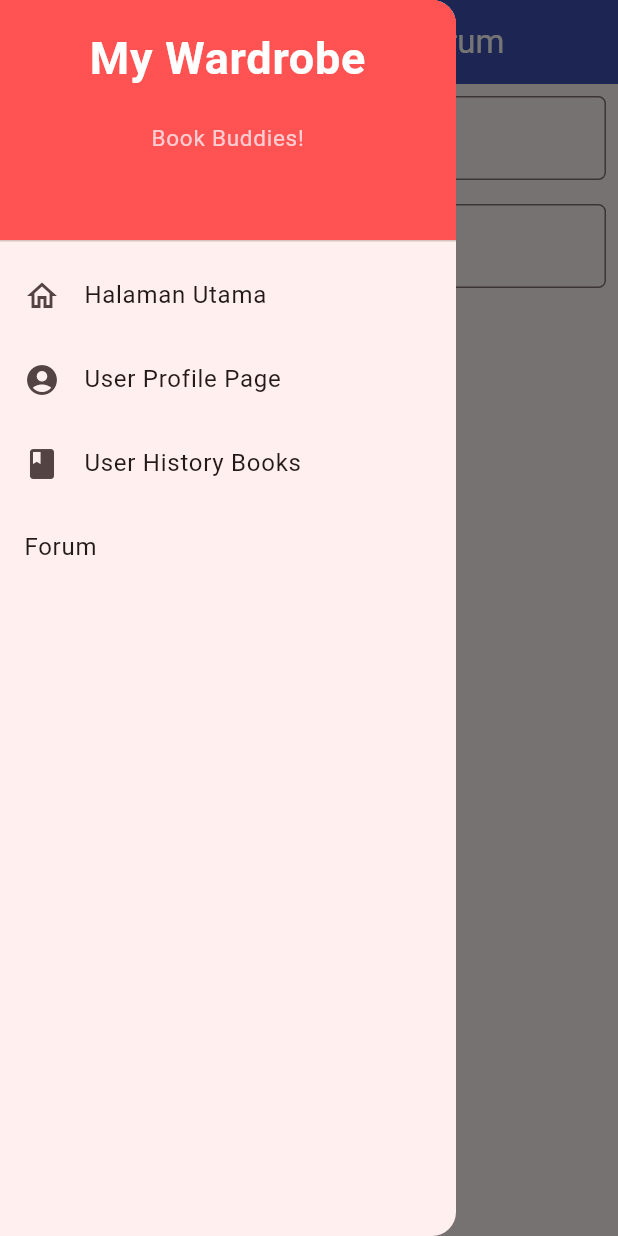
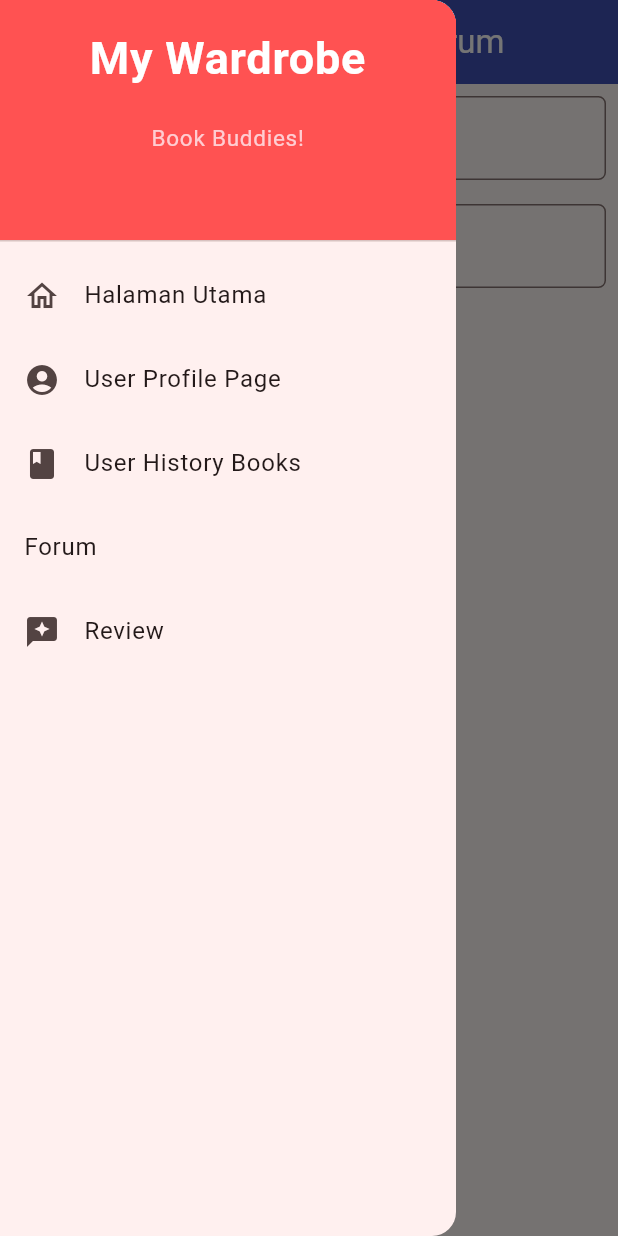
Before and after one commit to PBP-E14/BookBuddies-mobile, a Flutter app: the ForumFormPage screen opened directly, with the side drawer open, on a phone screen of 412 x 824 dp. Run offline on Flutter 3.47's test engine with Material 3 defaults, Android fonts, the light colour scheme and no system bars; missing offline and left inert: pbp_django_auth; network calls fail.

Commit message:
buat model, baru mulai buat page reviewnya

```diff
--- /dev/null
+++ b/lib/review/models/review.dart
@@ -0,0 +1,80 @@
+// To parse this JSON data, do
+//
+//     final review = reviewFromJson(jsonString);
+
+import 'dart:convert';
+
+List<Review> reviewFromJson(String str) =>
+    List<Review>.from(json.decode(str).map((x) => Review.fromJson(x)));
+
+String reviewToJson(List<Review> data) =>
+    json.encode(List<dynamic>.from(data.map((x) => x.toJson())));
+
+class Review {
+  Model model;
+  int pk;
+  Fields fields;
+
+  Review({
+    required this.model,
+    required this.pk,
+    required this.fields,
+  });
+
+  factory Review.fromJson(Map<String, dynamic> json) => Review(
+        model: modelValues.map[json["model"]]!,
+        pk: json["pk"],
+        fields: Fields.fromJson(json["fields"]),
+      );
+
+  Map<String, dynamic> toJson() => {
+        "model": modelValues.reverse[model],
+        "pk": pk,
+        "fields": fields.toJson(),
+      };
+}
+
+class Fields {
+  int user;
+  String title;
+  String review;
+  DateTime date;
+
+  Fields({
+    required this.user,
+    required this.title,
+    required this.review,
+    required this.date,
+  });
+
+  factory Fields.fromJson(Map<String, dynamic> json) => Fields(
+        user: json["user"],
+        title: json["title"],
+        review: json["review"],
+        date: DateTime.parse(json["date"]),
+      );
+
+  Map<String, dynamic> toJson() => {
+        "user": user,
+        "title": title,
+        "review": review,
+        "date":
+            "${date.year.toString().padLeft(4, '0')}-${date.month.toString().padLeft(2, '0')}-${date.day.toString().padLeft(2, '0')}",
+      };
+}
+
+enum Model { REVIEW_REVIEW }
+
+final modelValues = EnumValues({"review.review": Model.REVIEW_REVIEW});
+
+class EnumValues<T> {
+  Map<String, T> map;
+  late Map<T, String> reverseMap;
+
+  EnumValues(this.map);
+
+  Map<T, String> get reverse {
+    reverseMap = map.map((k, v) => MapEntry(v, k));
+    return reverseMap;
+  }
+}
--- a/lib/widgets/left_drawer.dart
+++ b/lib/widgets/left_drawer.dart
@@ -1,4 +1,5 @@
 import 'package:book_buddies_mobile/homepage.dart';
+import 'package:book_buddies_mobile/review/screens/show_review.dart';
 import 'package:book_buddies_mobile/user/history_books.dart';
 import 'package:book_buddies_mobile/user/profile.dart';
 import 'package:flutter/material.dart';
@@ -28,7 +29,8 @@ class LeftDrawer extends StatelessWidget {
                   ),
                 ),
                 Padding(padding: EdgeInsets.all(10)),
-                Text("Book Buddies!",
+                Text(
+                  "Book Buddies!",
                   textAlign: TextAlign.center,
                   style: TextStyle(
                     fontSize: 15,
@@ -85,6 +87,17 @@ class LeftDrawer extends StatelessWidget {
                   ));
             },
           ),
+          ListTile(
+            leading: const Icon(Icons.reviews),
+            title: const Text('Review'),
+            onTap: () {
+              // Route menu ke halaman produk
+              Navigator.push(
+                context,
+                MaterialPageRoute(builder: (context) => const ShowReview()),
+              );
+            },
+          ),
         ],
       ),
     );
```
Also changed, not shown: lib/review/screens/show_review.dart (added, +89 -0 lines), pubspec.lock. Lines whose indentation alone changed are shown as unchanged.
